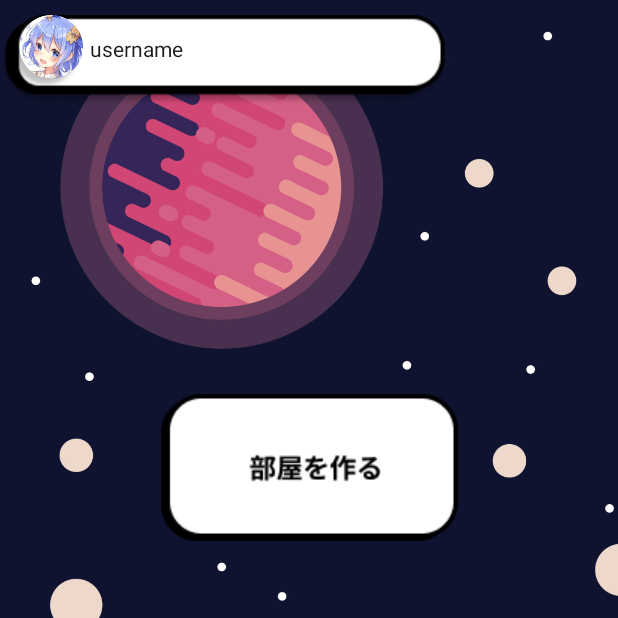
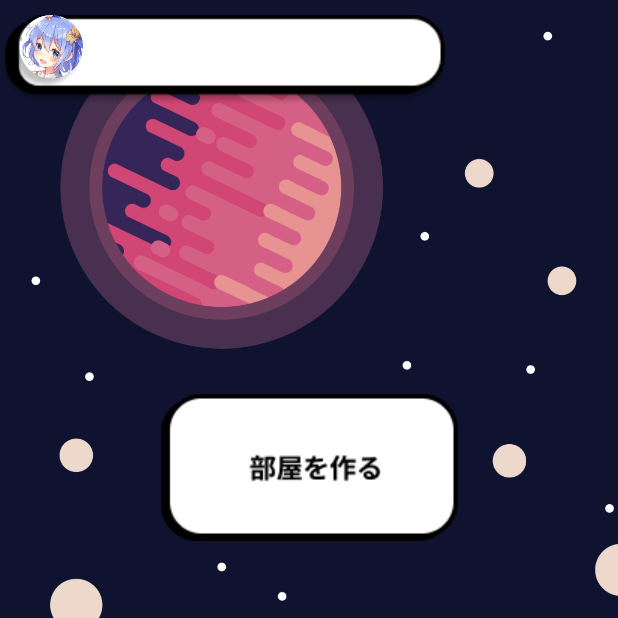
Before and after one commit to EinStealth/Android, an Android app built with Jetpack Compose: the RoomTypeSelectFragment screen opened through its navigation route, on a phone screen of 412 x 824 dp, the top half of it. Run offline under Robolectric (Android 15) with nearby library versions, the light colour scheme and no system bars; our stand-ins replace Dagger/Hilt's generated code, navigation-ui.

Commit message:
名前とアイコンの保存

```diff
--- a/app/src/main/java/com/example/hideandseek/ui/view/RoomTypeSelectFragment.kt
+++ b/app/src/main/java/com/example/hideandseek/ui/view/RoomTypeSelectFragment.kt
@@ -1,5 +1,6 @@
 package com.example.hideandseek.ui.view
 
+import android.annotation.SuppressLint
 import android.content.Context
 import android.media.Image
 import android.os.Bundle
@@ -41,6 +42,7 @@ import androidx.fragment.app.Fragment
 import androidx.fragment.app.setFragmentResult
 import androidx.fragment.app.setFragmentResultListener
 import androidx.fragment.app.viewModels
+import androidx.lifecycle.viewmodel.compose.viewModel
 import androidx.lifecycle.Lifecycle
 import androidx.lifecycle.lifecycleScope
 import androidx.lifecycle.repeatOnLifecycle
@@ -72,38 +74,7 @@ class RoomTypeSelectFragment: Fragment() {
 //        _binding = FragmentRoomTypeSelectBinding.inflate(inflater, container, false)
 //        val root: View = binding.root
 //
-//        // Viewの取得
-//        val btCreate: ImageView = binding.btCreate
-//        val btSearch: ImageView = binding.btSearch
-//        val textName: TextView = binding.textName
-//        val editName: EditText = binding.editName
-//        val userIcon: ImageView = binding.userIcon
-//
-//        // 名前・アイコンの読み込み
-//        viewModel.readUserInfo()
-//
-//        // 名前・アイコンの設定
-//        viewLifecycleOwner.lifecycleScope.launch {
-//            viewLifecycleOwner.repeatOnLifecycle(Lifecycle.State.STARTED) {
-//                viewModel.uiState.collect {
-//                    textName.text = it.userName
-//                    when (it.userIcon) {
-//                        1 -> {
-//                            userIcon.setImageResource(R.drawable.user01_normal)
-//                        }
-//                        2 -> {
-//                            userIcon.setImageResource(R.drawable.user02_normal)
-//                        }
-//                        3 -> {
-//                            userIcon.setImageResource(R.drawable.user03_normal)
-//                        }
-//                        else -> {
-//                            userIcon.setImageResource(R.drawable.user04_normal)
-//                        }
-//                    }
-//                }
-//            }
-//        }
+//        /
 //
 //        // 名前の編集
 //        textName.setOnClickListener {
@@ -117,8 +88,12 @@ class RoomTypeSelectFragment: Fragment() {
     }
 }
 
+@SuppressLint("StateFlowValueCalledInComposition")
 @Composable
-fun RoomTypeSelectScreen(onNavigate: (Int) -> (Unit)) {
+fun RoomTypeSelectScreen(onNavigate: (Int) -> (Unit), viewModel: RoomTypeSelectFragmentViewModel = viewModel()) {
+    // 名前・アイコンの読み込み
+    viewModel.readUserInfo()
+
     Surface(Modifier.fillMaxSize()) {
         Image(
             painter = painterResource(R.drawable.title_background_responsive_nontitlever),
@@ -128,7 +103,42 @@ fun RoomTypeSelectScreen(onNavigate: (Int) -> (Unit)) {
         Column(
             Modifier.fillMaxSize(10f)
         ) {
-            UserInfoCard()
+            Box {
+                Image(
+                    painter = painterResource(R.drawable.user_info_background),
+                    contentDescription = "user_info_background",
+                    modifier = Modifier
+                        .width(300.dp)
+                        .height(80.dp)
+                )
+                Row {
+                    Image(
+                        painter = when (viewModel.uiState.value.userIcon) {
+                            1 -> {
+                                painterResource(R.drawable.user01_normal)
+                            }
+                            2 -> {
+                                painterResource(R.drawable.user01_normal)
+                            }
+                            3 -> {
+                                painterResource(R.drawable.user01_normal)
+                            }
+                            else -> {
+                                painterResource(R.drawable.user01_normal)
+                            }
+                        },
+                        contentDescription = "user_icon",
+                        modifier = Modifier
+                            .width(60.dp)
+                            .height(60.dp)
+                            .padding(start = 0.dp, top = 10.dp, end = 0.dp, bottom = 0.dp)
+                    )
+                    Text(
+                        text = viewModel.uiState.value.userName,
+                        modifier = Modifier.padding(start = 0.dp, top = 25.dp, end = 0.dp, bottom = 0.dp)
+                    )
+                }
+            }
             Spacer(Modifier.weight(1f))
             Image(
                 painter = painterResource(R.drawable.button_room_create),
@@ -153,31 +163,3 @@ fun RoomTypeSelectScreen(onNavigate: (Int) -> (Unit)) {
         }
     }
 }
-
-@Preview
-@Composable
-fun UserInfoCard() {
-    Box {
-        Image(
-            painter = painterResource(R.drawable.user_info_background),
-            contentDescription = "user_info_background",
-            modifier = Modifier
-                .width(300.dp)
-                .height(80.dp)
-        )
-        Row {
-            Image(
-                painter = painterResource(R.drawable.user01_normal),
-                contentDescription = "user_icon",
-                modifier = Modifier
-                    .width(60.dp)
-                    .height(60.dp)
-                    .padding(start = 0.dp, top = 10.dp, end = 0.dp, bottom = 0.dp)
-            )
-            Text(
-                text = "username",
-                modifier = Modifier.padding(start = 0.dp, top = 25.dp, end = 0.dp, bottom = 0.dp)
-            )
-        }
-    }
-}
```
